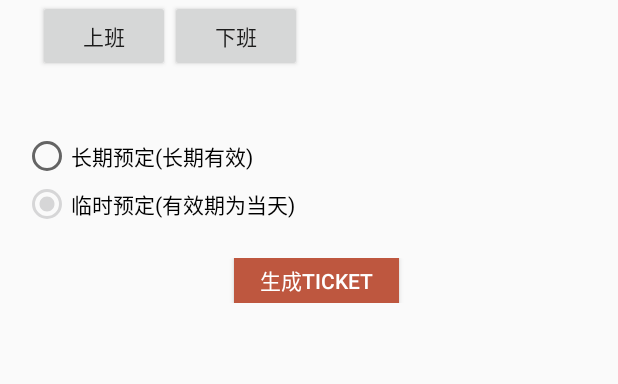
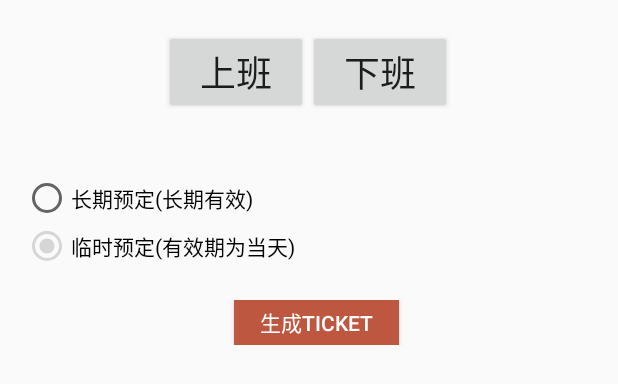
Before and after one commit to GerrardFeng/shuttleBus, an Android app: the layout booking_ticket.xml on its own in the app's theme, with its tools: preview values and no code run, on a phone screen of 412 x 824 dp. Shown: the top 384 px of the screen. Run offline under Robolectric (Android 15) with nearby library versions, the phone set to English and light mode, and no system bars.

Commit message:
update booking tickets.

```diff
--- a/ShuttleBus/app/src/main/assets/property.properties
+++ b/ShuttleBus/app/src/main/assets/property.properties
@@ -8,3 +8,6 @@ SHOW_TICKET=http://chenja17-w7.corp.oocl.com:8088/sba-webapp/api/mobile/genticke
 URL_STOP = http://chened2-2-w7.corp.oocl.com:8081/sba-webapp/api/mobile/getallstations
 
 URL_GET_TICKETS=http://chenja17-w7.corp.oocl.com:8088/sba-webapp/api/mobile/getalltickets
+
+
+URL_GET_ROUTE=http://chenja17-w7.corp.oocl.com:8088/sba-webapp/api/mobile/getroutesbystation
--- a/ShuttleBus/app/src/main/res/layout/booking_ticket.xml
+++ b/ShuttleBus/app/src/main/res/layout/booking_ticket.xml
@@ -1,63 +1,77 @@
 <?xml version="1.0" encoding="utf-8"?>
 <LinearLayout xmlns:android="http://schemas.android.com/apk/res/android"
     android:layout_width="fill_parent"
-    android:layout_height="wrap_content"
-    android:orientation="vertical"
+    android:layout_height="match_parent"
     android:layout_marginLeft="15dp"
     android:layout_marginRight="15dp"
-    android:gravity="center"
+    android:orientation="vertical">
+
+    <TableLayout
+        android:layout_width="fill_parent"
+        android:layout_height="wrap_content"
+        android:layout_marginBottom="20dp"
+        android:layout_marginLeft="10dp"
+        android:layout_marginRight="10dp"
+        android:layout_marginTop="20dp"
         >
 
-    <LinearLayout
-        android:layout_width="fill_parent"
-        android:layout_height="wrap_content"
-        android:layout_marginLeft="10dp"
-        android:layout_marginRight="10dp"
-        android:layout_weight="18.26"
-        android:layout_marginBottom="20dp"
-        android:layout_gravity="center_vertical|center_horizontal"
-        android:orientation="horizontal">
+        <TableRow
+            android:layout_width="match_parent"
+            android:layout_height="wrap_content">
+            <TextView
+                android:layout_weight="10"
+                />
 
             <Button
                 android:id="@+id/on_duty"
                 android:layout_width="wrap_content"
                 android:layout_height="wrap_content"
-            android:text="上班"/>
+                android:layout_weight="1"
+                android:layout_marginRight="0px"
+                android:textSize="24sp"
+                android:text="上班" />
 
             <Button
                 android:id="@+id/off_duty"
                 android:layout_width="wrap_content"
                 android:layout_height="wrap_content"
-            android:text="下班"/>
+                android:layout_marginLeft="0px"
+                android:layout_weight="1"
+                android:textSize="24sp"
+                android:text="下班" />
+            <TextView
+                android:layout_weight="10"
+                />
 
-        </LinearLayout>
+        </TableRow>
+
+
+    </TableLayout>
 
     <LinearLayout
         android:layout_width="fill_parent"
         android:layout_height="wrap_content"
         android:layout_marginBottom="20dp"
-            android:orientation="horizontal" >
+        android:orientation="horizontal">
 
         <ListView
             android:id="@+id/route_list_view"
             android:layout_width="fill_parent"
-                android:layout_height="wrap_content">
-            </ListView>
+            android:layout_height="wrap_content"></ListView>
     </LinearLayout>
-
 
 
     <LinearLayout
         android:layout_width="fill_parent"
         android:layout_height="wrap_content"
-            android:orientation="horizontal" >
+        android:orientation="horizontal">
 
         <RadioGroup
             android:id="@+id/timeType"
             android:layout_width="wrap_content"
             android:layout_height="wrap_content"
             android:checkedButton="@+id/temporary"
-                android:orientation="vertical" >
+            android:orientation="vertical">
 
             <RadioButton
                 android:id="@+id/regular"
@@ -69,8 +83,8 @@
                 android:id="@+id/temporary"
                 android:layout_width="wrap_content"
                 android:layout_height="wrap_content"
-                    android:text="临时预定(有效期为当天)"
-                    android:checked="false" />
+                android:checked="false"
+                android:text="临时预定(有效期为当天)" />
 
         </RadioGroup>
     </LinearLayout>
@@ -80,14 +94,13 @@
         android:layout_height="wrap_content"
         android:layout_marginBottom="20dp"
         android:gravity="center"
-        android:orientation="horizontal" >
+        android:orientation="horizontal">
 
         <ListView
             android:id="@+id/time_list_view"
-            android:paddingRight="3px"
             android:layout_width="fill_parent"
-            android:layout_height="wrap_content">
-        </ListView>
+            android:layout_height="wrap_content"
+            android:paddingRight="3px"></ListView>
 
     </LinearLayout>
 
@@ -96,7 +109,7 @@
         android:layout_height="wrap_content"
         android:layout_marginBottom="20dp"
         android:gravity="center"
-        android:orientation="horizontal" >
+        android:orientation="horizontal">
 
         <Button
             android:id="@+id/gen_ticket"
--- a/ShuttleBus/app/src/main/res/layout/booking_ticket_list.xml
+++ b/ShuttleBus/app/src/main/res/layout/booking_ticket_list.xml
@@ -10,14 +10,14 @@
         android:layout_height="wrap_content"
         android:layout_marginBottom="20dp"
         android:gravity="center"
-        android:orientation="horizontal" >
+        android:orientation="vertical"
         >
 
         <TextView
             android:id="@+id/title"
             android:layout_width="fill_parent"
             android:layout_height="wrap_content"
-            android:gravity="center_vertical"/>
+            android:layout_gravity="center_horizontal"/>
 
     </LinearLayout>
 
--- a/ShuttleBus/app/src/main/res/values/strings.xml
+++ b/ShuttleBus/app/src/main/res/values/strings.xml
@@ -56,4 +56,7 @@
 
     <string name="loading_tick">正在获取凭证...</string>
     <string name="show_tickets">乘车凭证</string>
+
+
+    <string name="date_picker_title">选择有效日期</string>
 </resources>
```
Also changed, not shown: ShuttleBus/app/src/main/java/com/example/ShuttleConstants.java (+8 -0 lines), ShuttleBus/app/src/main/java/com/example/dto/RouteInfo.java (added, +117 -0 lines), ShuttleBus/app/src/main/java/com/example/fengge/shuttlebus/BookingTicketActivity.java (+66 -12 lines), ShuttleBus/app/src/main/java/com/example/fengge/shuttlebus/BookingTicketListActivity.java (+60 -4 lines). Lines whose indentation alone changed are shown as unchanged.
